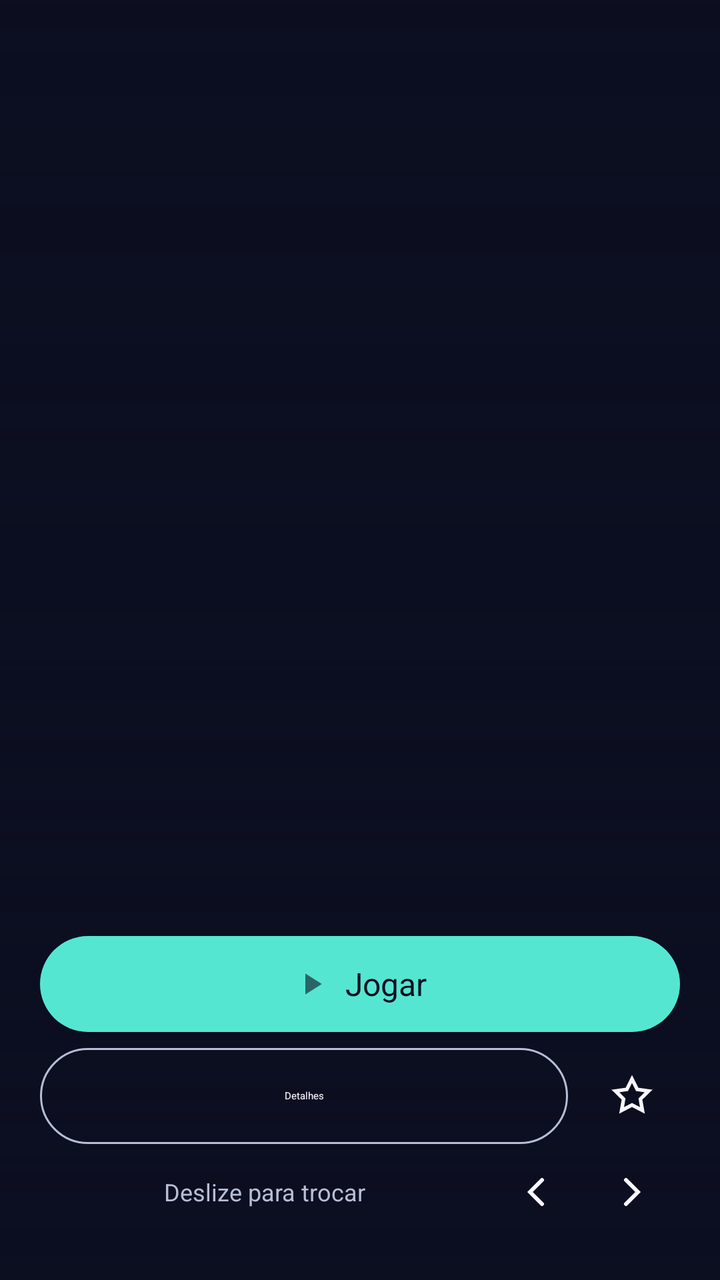
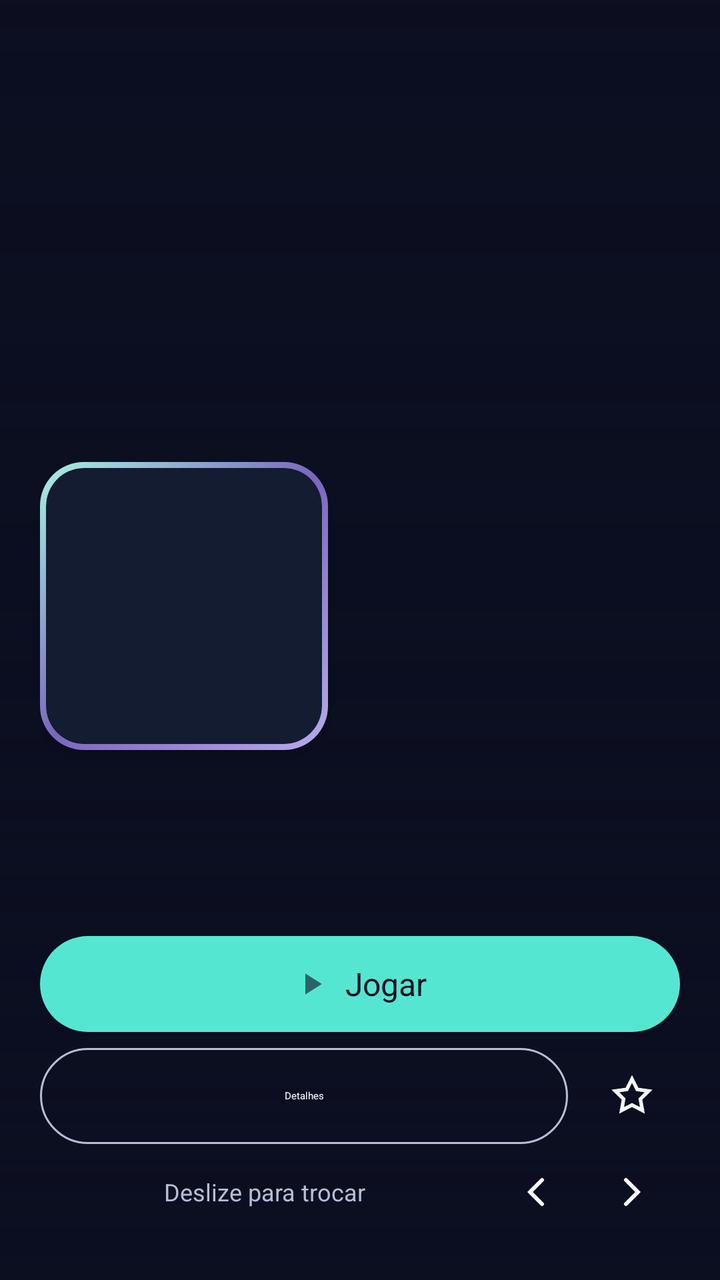

Before-and-after screenshots of an Android layout around one commit, followed by the original layout XML and the change that was made.
<!-- AndroidManifest.xml: fallback theme Theme.MaterialComponents.DayNight.NoActionBar -->
<!-- res/layout/mw_game_page.xml -->
<FrameLayout xmlns:android="http://schemas.android.com/apk/res/android" xmlns:app="http://schemas.android.com/apk/res-auto" android:layout_width="match_parent" android:layout_height="match_parent" android:background="@color/mw_reform_bg">
<ImageView android:id="@+id/artwork" android:layout_width="match_parent" android:layout_height="match_parent" android:scaleType="centerCrop" android:importantForAccessibility="no"/>
<View android:layout_width="match_parent" android:layout_height="match_parent" android:background="@drawable/mw_reform_scrim"/>
<androidx.core.widget.NestedScrollView android:layout_width="match_parent" android:layout_height="wrap_content" android:layout_gravity="bottom" android:fillViewport="false" android:overScrollMode="never">
<LinearLayout android:layout_width="match_parent" android:layout_height="wrap_content" android:padding="20dp" android:orientation="vertical">
<ImageView android:id="@+id/game_icon" android:layout_width="72dp" android:layout_height="72dp" android:layout_marginBottom="12dp" android:scaleType="fitCenter" android:importantForAccessibility="no"/>
<TextView android:id="@+id/game_title" android:layout_width="match_parent" android:layout_height="wrap_content" android:maxLines="2" android:ellipsize="end" android:textSize="28sp" android:textStyle="bold" android:textColor="@color/mw_reform_text"/>
<TextView android:id="@+id/game_meta" android:layout_width="match_parent" android:layout_height="wrap_content" android:maxLines="1" android:ellipsize="end" android:layout_marginTop="6dp" android:textSize="13sp" android:textColor="@color/mw_reform_muted"/>
<com.google.android.material.button.MaterialButton android:id="@+id/play" style="@style/Widget.Moonwitch.Reform.Button" android:layout_width="match_parent" android:layout_height="48dp" android:layout_marginTop="16dp" android:text="@string/mw_ui_play" app:icon="@drawable/ic_play" app:iconGravity="textStart"/>
<LinearLayout android:layout_width="match_parent" android:layout_height="wrap_content" android:layout_marginTop="8dp" android:gravity="center_vertical">
<com.google.android.material.button.MaterialButton android:id="@+id/details" style="@style/Widget.Material3.Button.OutlinedButton" android:layout_width="0dp" android:layout_weight="1" android:layout_height="48dp" android:insetTop="0dp" android:insetBottom="0dp" android:text="@string/mw_reform_details" android:textColor="@color/mw_reform_text" app:cornerRadius="24dp" app:strokeColor="@color/mw_reform_muted"/>
<androidx.appcompat.widget.AppCompatImageButton android:id="@+id/favorite" style="@style/Widget.Moonwitch.Reform.Icon" android:layout_marginStart="8dp" android:src="@drawable/ic_mw_star" android:contentDescription="@string/mw_favorite_game_desc"/>
</LinearLayout><LinearLayout android:layout_width="match_parent" android:layout_height="48dp" android:gravity="center_vertical">
<TextView android:id="@+id/page_count" android:layout_width="wrap_content" android:layout_height="wrap_content" android:textSize="12sp" android:textColor="@color/mw_reform_text"/>
<TextView android:layout_width="0dp" android:layout_weight="1" android:layout_height="wrap_content" android:gravity="center" android:text="@string/mw_reform_swipe" android:textSize="12sp" android:textColor="@color/mw_reform_muted"/>
<androidx.appcompat.widget.AppCompatImageButton android:id="@+id/previous" style="@style/Widget.Moonwitch.Reform.Icon" android:src="@drawable/mw_reform_previous" android:contentDescription="@string/mw_reform_previous"/>
<androidx.appcompat.widget.AppCompatImageButton android:id="@+id/next" style="@style/Widget.Moonwitch.Reform.Icon" android:src="@drawable/mw_reform_next" android:contentDescription="@string/mw_reform_next"/>
</LinearLayout></LinearLayout></androidx.core.widget.NestedScrollView></FrameLayout>
<!-- resources referenced by this layout -->
<resources>
  <color name="mw_reform_bg">#0B0E20</color>
  <color name="mw_reform_muted">#B7BED5</color>
  <color name="mw_reform_text">#F7F6FC</color>
  <!-- drawable ic_mw_star (drawable) -->
  <vector xmlns:android="http://schemas.android.com/apk/res/android" android:width="24dp" android:height="24dp" android:viewportWidth="24" android:viewportHeight="24"><path android:fillColor="@android:color/transparent" android:strokeColor="@android:color/white" android:strokeWidth="1.8" android:pathData="M12,3.5l2.6,5.2l5.7,0.8l-4.1,4l1,5.7L12,16.5l-5.2,2.7l1,-5.7l-4.1,-4l5.7,-0.8z"/></vector>
  <!-- drawable ic_play (drawable) -->
  <vector xmlns:android="http://schemas.android.com/apk/res/android"
      android:width="24dp"
      android:height="24dp"
      android:viewportHeight="24"
      android:viewportWidth="24">
      <path
          android:fillColor="?attr/colorControlNormal"
          android:pathData="M8,5v14l11,-7z" />
  </vector>
  <!-- drawable mw_reform_next (drawable) -->
  <vector xmlns:android="http://schemas.android.com/apk/res/android" android:width="24dp" android:height="24dp" android:viewportWidth="24" android:viewportHeight="24"><path android:strokeColor="#FFF7F6FC" android:strokeWidth="2" android:strokeLineCap="round" android:fillColor="#00000000" android:pathData="M9,6 L15,12 L9,18"/></vector>
  <!-- drawable mw_reform_previous (drawable) -->
  <vector xmlns:android="http://schemas.android.com/apk/res/android" android:width="24dp" android:height="24dp" android:viewportWidth="24" android:viewportHeight="24"><path android:strokeColor="#FFF7F6FC" android:strokeWidth="2" android:strokeLineCap="round" android:fillColor="#00000000" android:pathData="M15,6 L9,12 L15,18"/></vector>
  <!-- drawable mw_reform_scrim (drawable) -->
  <shape xmlns:android="http://schemas.android.com/apk/res/android"><gradient android:angle="90" android:startColor="#FA0B0E20" android:centerColor="#550B0E20" android:endColor="#110B0E20" /></shape>
  <string name="mw_favorite_game_desc">Inclui ou remove este jogo do filtro Favoritos</string>
  <string name="mw_reform_details">Detalhes</string>
  <string name="mw_reform_next">Próximo jogo</string>
  <string name="mw_reform_previous">Jogo anterior</string>
  <string name="mw_reform_swipe">Deslize para trocar</string>
  <string name="mw_ui_play">Jogar</string>
  <style name="Widget.Moonwitch.Reform.Button" parent="Widget.Material3.Button">
    <item name="android:minHeight">48dp</item><item name="android:insetTop">0dp</item><item name="android:insetBottom">0dp</item>
    <item name="cornerRadius">24dp</item><item name="backgroundTint">@color/mw_reform_accent</item>
    <item name="android:textColor">@color/mw_reform_bg</item><item name="iconTint">@color/mw_reform_bg</item>
    <item name="android:textSize">16sp</item>
   </style>
  <style name="Widget.Moonwitch.Reform.Icon" parent="Widget.AppCompat.ImageButton">
    <item name="android:layout_width">48dp</item><item name="android:layout_height">48dp</item>
    <item name="android:background">?attr/selectableItemBackgroundBorderless</item><item name="android:padding">12dp</item>
    <item name="tint">@color/mw_reform_text</item>
   </style>
  <color name="mw_reform_accent">#55E6D2</color>
</resources>

<!-- the commit's change to res/layout/mw_game_page.xml (unified diff, before → after) -->
@@ -3,7 +3,9 @@
 <View android:layout_width="match_parent" android:layout_height="match_parent" android:background="@drawable/mw_reform_scrim"/>
 <androidx.core.widget.NestedScrollView android:layout_width="match_parent" android:layout_height="wrap_content" android:layout_gravity="bottom" android:fillViewport="false" android:overScrollMode="never">
 <LinearLayout android:layout_width="match_parent" android:layout_height="wrap_content" android:padding="20dp" android:orientation="vertical">
-<ImageView android:id="@+id/game_icon" android:layout_width="72dp" android:layout_height="72dp" android:layout_marginBottom="12dp" android:scaleType="fitCenter" android:importantForAccessibility="no"/>
+<FrameLayout android:id="@+id/game_icon_frame" android:layout_width="144dp" android:layout_height="144dp" android:layout_marginBottom="16dp" android:padding="3dp" android:background="@drawable/mw_game_icon_frame" android:elevation="4dp" android:importantForAccessibility="no">
+<ImageView android:id="@+id/game_icon" android:layout_width="match_parent" android:layout_height="match_parent" android:background="@drawable/mw_game_icon_surface" android:clipToOutline="true" android:scaleType="fitCenter" android:importantForAccessibility="no"/>
+</FrameLayout>
 <TextView android:id="@+id/game_title" android:layout_width="match_parent" android:layout_height="wrap_content" android:maxLines="2" android:ellipsize="end" android:textSize="28sp" android:textStyle="bold" android:textColor="@color/mw_reform_text"/>
 <TextView android:id="@+id/game_meta" android:layout_width="match_parent" android:layout_height="wrap_content" android:maxLines="1" android:ellipsize="end" android:layout_marginTop="6dp" android:textSize="13sp" android:textColor="@color/mw_reform_muted"/>
 <com.google.android.material.button.MaterialButton android:id="@+id/play" style="@style/Widget.Moonwitch.Reform.Button" android:layout_width="match_parent" android:layout_height="48dp" android:layout_marginTop="16dp" android:text="@string/mw_ui_play" app:icon="@drawable/ic_play" app:iconGravity="textStart"/>
<!-- resource entries referenced after the edit -->
@@ -15,6 +15,18 @@
           android:fillColor="?attr/colorControlNormal"
           android:pathData="M8,5v14l11,-7z" />
   </vector>
+  <!-- drawable mw_game_icon_frame (drawable) -->
+  <?xml version="1.0" encoding="utf-8"?>
+  <shape xmlns:android="http://schemas.android.com/apk/res/android" android:shape="rectangle">
+      <corners android:radius="22dp"/>
+      <gradient android:angle="315" android:startColor="#A7F3E3" android:centerColor="#7966BC" android:endColor="#B8ABED"/>
+  </shape>
+  <!-- drawable mw_game_icon_surface (drawable) -->
+  <?xml version="1.0" encoding="utf-8"?>
+  <shape xmlns:android="http://schemas.android.com/apk/res/android" android:shape="rectangle">
+      <corners android:radius="19dp"/>
+      <solid android:color="#131C30"/>
+  </shape>
   <!-- drawable mw_reform_next (drawable) -->
   <vector xmlns:android="http://schemas.android.com/apk/res/android" android:width="24dp" android:height="24dp" android:viewportWidth="24" android:viewportHeight="24"><path android:strokeColor="#FFF7F6FC" android:strokeWidth="2" android:strokeLineCap="round" android:fillColor="#00000000" android:pathData="M9,6 L15,12 L9,18"/></vector>
   <!-- drawable mw_reform_previous (drawable) -->
